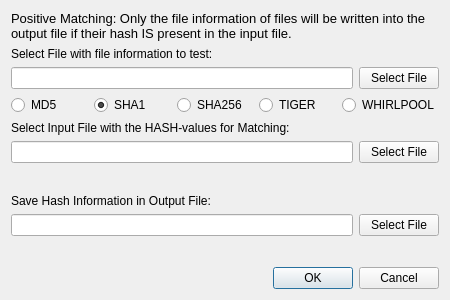
Qt form src/dialogpositivehashing.ui (untergasser/filecalibur) before a commit.
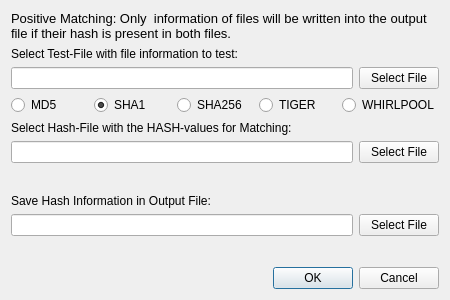
The same form after that commit.

What changed in the file:
```diff
--- a/src/dialogpositivehashing.ui
+++ b/src/dialogpositivehashing.ui
@@ -24,7 +24,7 @@
       </font>
      </property>
      <property name="text">
-      <string>Positive Matching: Only the file information of files will be written into the output file if their hash IS present in the input file. </string>
+      <string>Positive Matching: Only  information of files will be written into the output file if their hash is present in both files. </string>
      </property>
      <property name="wordWrap">
       <bool>true</bool>
@@ -34,7 +34,7 @@
    <item>
     <widget class="QLabel" name="label_2">
      <property name="text">
-      <string>Select File with file information to test:</string>
+      <string>Select Test-File with file information to test:</string>
      </property>
     </widget>
    </item>
@@ -97,7 +97,7 @@
    <item>
     <widget class="QLabel" name="label">
      <property name="text">
-      <string>Select Input File with the HASH-values for Matching:</string>
+      <string>Select Hash-File with the HASH-values for Matching:</string>
      </property>
     </widget>
    </item>
```
